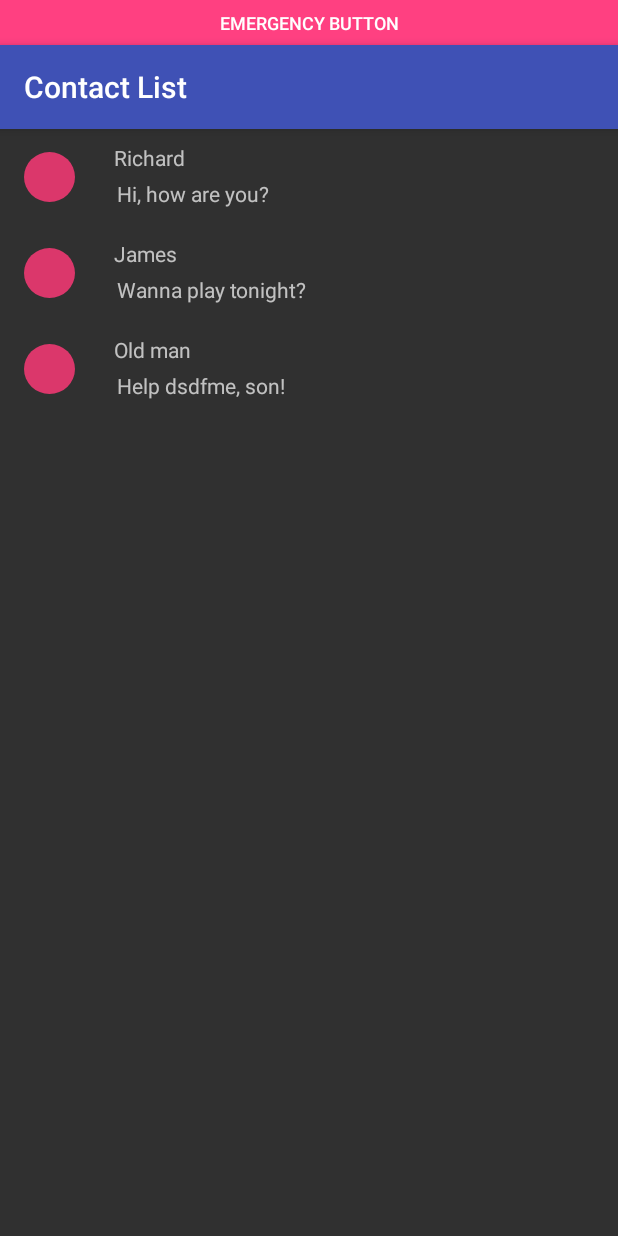
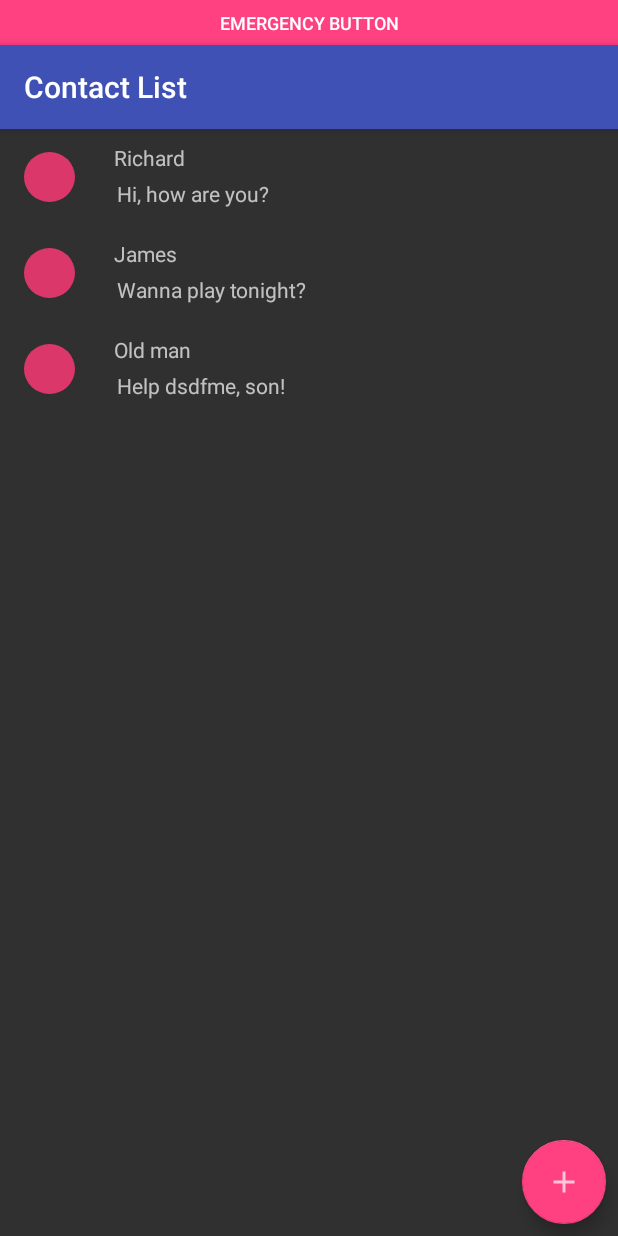
Before and after one commit to COMP30022-Russia/Russia_Client, an Android app: the screen it shows after launch (HomeContactListActivity), on a phone screen of 412 x 824 dp. Run offline under Robolectric (Android 15) with nearby library versions, the phone set to English and light mode, and no system bars; our stand-ins replace Dagger/Hilt's generated code, data binding, navigation-ui; libraries missing offline, so code that uses them is left out: com.shopify.livedataktx.

Commit message:
Association (QR scanner; UI only; no communication with service) (#58)
* Incorporated basics of guide.
Guide is https://codelabs.developers.google.com/codelabs/bar-codes/

* Remove Scan QR

* Load hardcoded image

* Get rid of unused imports

* Encode to QR

* Add multidex

* Trigger camera

* Set type of barcode

* Get result of scan

* Move image generation logic to Fragment

* Complete QR scan

* Formatting/cleanup

* Fix dependency warnings

* Modify statusText of View

* Revert startDestination to how it was

* With tabs

* Enable switching between tabs

* Formatting/commenting improvements

* Add navigation between contact list and association

```diff
--- a/app/src/main/AndroidManifest.xml
+++ b/app/src/main/AndroidManifest.xml
@@ -8,6 +8,7 @@
         android:label="@string/app_name"
         android:roundIcon="@mipmap/ic_launcher_round"
         android:supportsRtl="true"
+        android:hardwareAccelerated="true"
         android:theme="@style/AppTheme">
         <!--
             HomeContactListActivity is currently the root, it loads up the messaging feature
--- a/app/src/main/java/com/comp30022/team_russia/assist/MainActivity.java
+++ b/app/src/main/java/com/comp30022/team_russia/assist/MainActivity.java
@@ -33,8 +33,7 @@ public class MainActivity extends AppCompatActivity implements HasSupportFragmen
                 .findFragmentById(R.id.login_fragment);
 
         NavController navController = host.getNavController();
-        NavigationUI
-                .setupActionBarWithNavController(this, navController);
+        NavigationUI.setupActionBarWithNavController(this, navController);
     }
 
     @Override
--- a/app/src/main/java/com/comp30022/team_russia/assist/RussiaApplication.java
+++ b/app/src/main/java/com/comp30022/team_russia/assist/RussiaApplication.java
@@ -12,7 +12,6 @@ import dagger.android.DispatchingAndroidInjector;
 import dagger.android.HasActivityInjector;
 
 public class RussiaApplication extends Application implements HasActivityInjector {
-
     @Inject
     DispatchingAndroidInjector<Activity> dispatchingAndroidInjector;
 
--- a/app/src/main/java/com/comp30022/team_russia/assist/features/home_contacts/HomeContactViewModel.java
+++ b/app/src/main/java/com/comp30022/team_russia/assist/features/home_contacts/HomeContactViewModel.java
@@ -38,4 +38,8 @@ public class HomeContactViewModel extends BaseViewModel {
         newList.add(new ContactListItemData(badNumber,"Someone", String.format("new_user%d",newList.size()), "message"));
         contactList.postValue(newList);
     }
+
+    public void addPersonToChat() {
+        navigateTo(R.id.action_add_person);
+    }
 }
--- a/app/src/main/res/layout/fragment_home.xml
+++ b/app/src/main/res/layout/fragment_home.xml
@@ -1,6 +1,7 @@
 <?xml version="1.0" encoding="utf-8"?>
 <layout
     xmlns:android="http://schemas.android.com/apk/res/android"
+    xmlns:app="http://schemas.android.com/apk/res-auto"
     xmlns:tools="http://schemas.android.com/tools"
     tools:context=".features.home_contacts.HomeContactFragment">
 
@@ -10,9 +11,29 @@
             type="com.comp30022.team_russia.assist.features.home_contacts.HomeContactViewModel" />
     </data>
 
-    <android.support.v7.widget.RecyclerView
-        android:id="@+id/contact_list_recycler_view"
+    <android.support.constraint.ConstraintLayout
         android:layout_width="match_parent"
-        android:layout_height="match_parent" />
+        android:layout_height="match_parent">
 
+        <android.support.v7.widget.RecyclerView
+            android:id="@+id/contact_list_recycler_view"
+            android:layout_width="match_parent"
+            android:layout_height="match_parent"
+            app:layout_constraintBottom_toBottomOf="parent"
+            app:layout_constraintEnd_toEndOf="parent"
+            app:layout_constraintStart_toStartOf="parent"
+            app:layout_constraintTop_toTopOf="parent" />
+
+        <android.support.design.widget.FloatingActionButton
+            android:id="@+id/addAssociationFloatingButton"
+            android:layout_width="wrap_content"
+            android:layout_height="wrap_content"
+            android:layout_marginEnd="8dp"
+            android:layout_marginRight="8dp"
+            android:layout_marginBottom="8dp"
+            android:src="@drawable/ic_add"
+            app:layout_constraintBottom_toBottomOf="parent"
+            app:layout_constraintEnd_toEndOf="parent"
+            android:onClick="@{()->viewmodel.addPersonToChat()}"/>
+    </android.support.constraint.ConstraintLayout>
 </layout>
--- a/app/src/main/res/navigation/navgraph_messaging.xml
+++ b/app/src/main/res/navigation/navgraph_messaging.xml
@@ -18,6 +18,13 @@
             app:exitAnim="@anim/slide_out_left"
             app:popEnterAnim="@anim/slide_in_left"
             app:popExitAnim="@anim/slide_out_right" />
+        <action
+            android:id="@+id/action_add_person"
+            app:destination="@id/associationFragment"
+            app:enterAnim="@anim/slide_in_right"
+            app:exitAnim="@anim/slide_out_left"
+            app:popEnterAnim="@anim/slide_in_left"
+            app:popExitAnim="@anim/slide_out_right" />
     </fragment>
 
     <fragment
@@ -26,4 +33,9 @@
         android:label="Messages"
         tools:layout="@layout/fragment_message_list" />
 
+    <fragment
+        android:id="@+id/associationFragment"
+        android:name="com.comp30022.team_russia.assist.features.assoc.AssociationFragment"
+        android:label="Association"
+        tools:layout="@layout/fragment_association" />
 </navigation>
--- a/app/src/main/res/values/strings.xml
+++ b/app/src/main/res/values/strings.xml
@@ -3,10 +3,14 @@
     <!--<string name="hello_blank_fragment">Hello blank fragment</string>-->
     <string name="emergency_button">Emergency Button</string>
     <string name="toolbar_title">Toolbar Title</string>
+
     <string name="new_fragment">New fragment</string>
 
     <!--messaging strings-->
     <string name="input_placeholder">Write a message</string>
     <string name="message_placeholder">Some random message</string>
 
+    <!-- TODO: Remove or change this placeholder text -->
+    <string name="hello_blank_fragment">Hello blank fragment</string>
+
 </resources>
--- a/build.gradle
+++ b/build.gradle
@@ -8,7 +8,7 @@ buildscript {
         jcenter()
     }
     dependencies {
-        classpath 'com.android.tools.build:gradle:3.2.0-rc02'
+        classpath 'com.android.tools.build:gradle:3.2.0-rc03'
         classpath "org.jetbrains.kotlin:kotlin-gradle-plugin:$kotlin_version"
 
         // NOTE: Do not place your application dependencies here; they belong
```
Also changed, not shown: app/build.gradle (+12 -6 lines), app/src/main/java/com/comp30022/team_russia/assist/features/assoc/AssociationAdapter.java (added, +108 -0 lines), app/src/main/java/com/comp30022/team_russia/assist/features/assoc/AssociationFragment.java (added, +44 -0 lines), app/src/main/java/com/comp30022/team_russia/assist/features/assoc/GenerateQRFragment.java (added, +65 -0 lines), app/src/main/java/com/comp30022/team_russia/assist/features/assoc/GenerateQRViewModel.java (added, +15 -0 lines), app/src/main/java/com/comp30022/team_russia/assist/features/assoc/ScanQRFragment.java (added, +87 -0 lines), app/src/main/java/com/comp30022/team_russia/assist/features/assoc/ScanQRViewModel.java (added, +10 -0 lines), app/src/main/res/layout/fragment_association.xml (added, +28 -0 lines), app/src/main/res/layout/fragment_generate_qr.xml (added, +32 -0 lines), app/src/main/res/layout/fragment_scan_qr.xml (added, +20 -0 lines).
